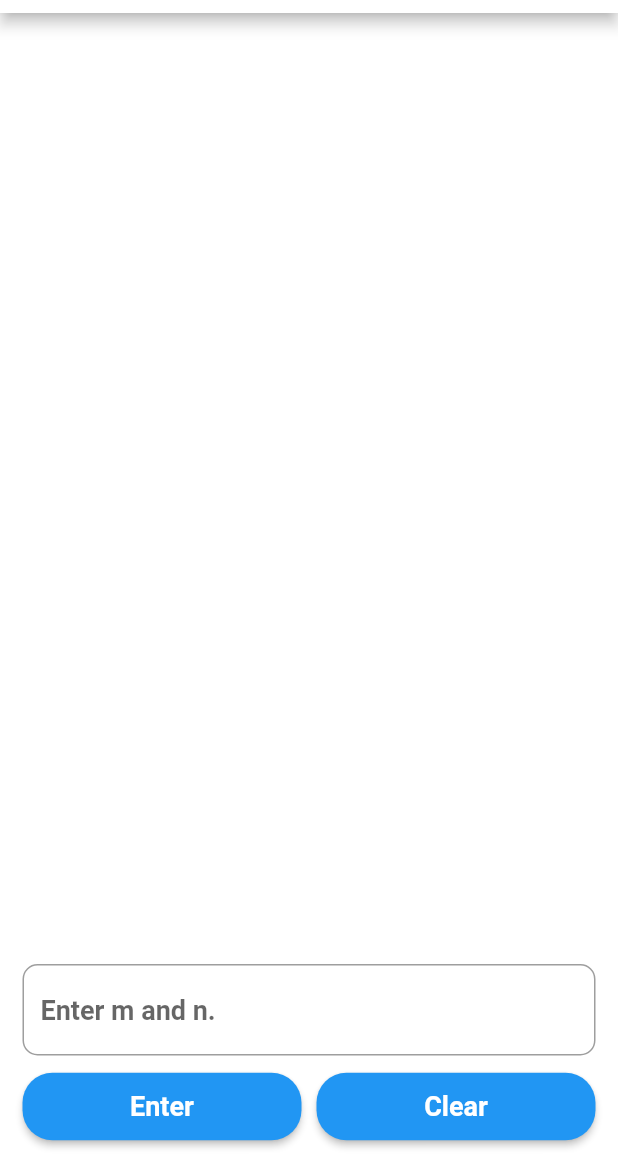
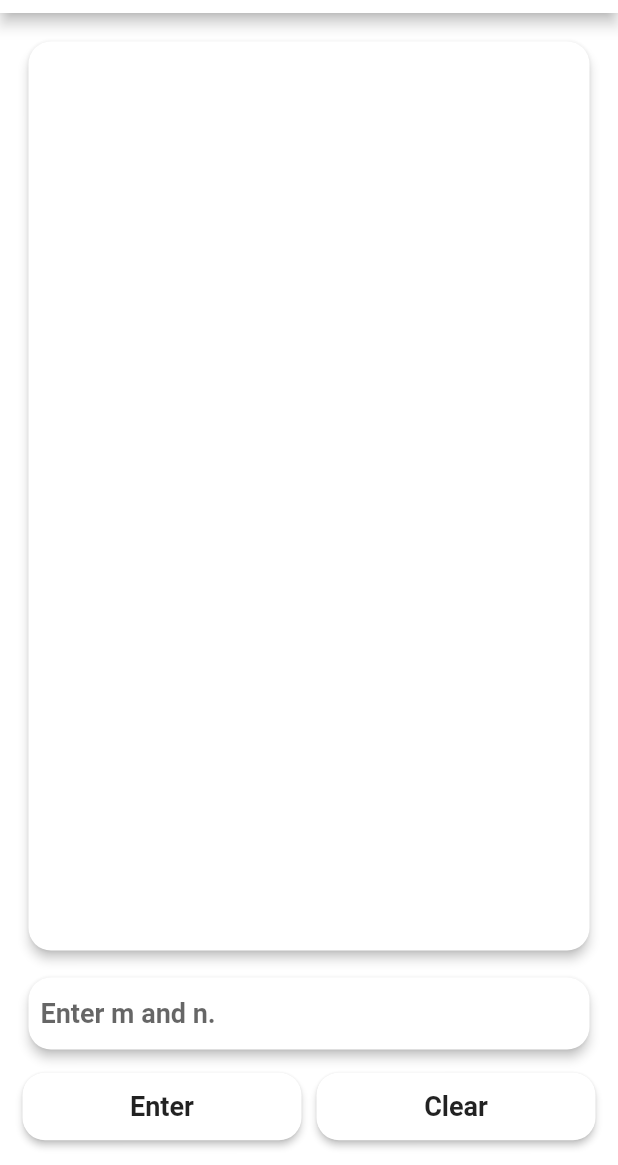
Before and after one commit to MakeshVineeth/ranked_positional_weight_method, a Flutter app: the screen it shows after launch, on a phone screen of 412 x 824 dp, the part 71-1236 px from its top. Run offline on Flutter 3.47's test engine with Material 2 defaults, Android fonts, the phone set to English and light mode, and no system bars.

Commit message:
UI Improvements

```diff
--- a/lib/main.dart
+++ b/lib/main.dart
@@ -107,10 +107,15 @@ class _HomeState extends State<Home> {
           children: [
             Expanded(
               flex: 3,
+              child: Card(
+                shape: roundBorder,
+                elevation: 3,
+                child: Padding(
+                  padding: const EdgeInsets.all(10.0),
                   child: ListView.separated(
                     separatorBuilder: (context, index) => Divider(
                       height: 30,
-                  thickness: 2,
+                      thickness: 1.5,
                     ),
                     physics: BouncingScrollPhysics(
                         parent: AlwaysScrollableScrollPhysics()),
@@ -121,80 +126,51 @@ class _HomeState extends State<Home> {
                         style: TextStyle(
                           backgroundColor: Colors.transparent,
                           fontWeight: FontWeight.w600,
-                      fontSize: 20,
-                      letterSpacing: 1.5,
+                          fontSize: 18,
+                          letterSpacing: 1,
                         ),
                       );
                     },
                   ),
                 ),
-            TextField(
+              ),
+            ),
+            SizedBox(
+              height: 10,
+            ),
+            Card(
+              shape: roundBorder,
+              elevation: 3,
+              child: Padding(
+                padding: const EdgeInsets.symmetric(horizontal: 8.0),
+                child: TextField(
                   style: TextStyle(
                     fontWeight: FontWeight.w600,
                     fontSize: 18,
                     backgroundColor: Colors.transparent,
                   ),
-              keyboardType: TextInputType.number,
                   controller: myController,
                   enabled: isEditable,
                   decoration: InputDecoration(
-                  border: new OutlineInputBorder(
-                    borderRadius: const BorderRadius.all(
-                      const Radius.circular(10.0),
-                    ),
-                  ),
+                      border: InputBorder.none,
                       hintText: placeHolder,
                       hintStyle: TextStyle(
                         fontSize: 18,
                         fontWeight: FontWeight.w600,
                       )),
                 ),
+              ),
+            ),
             SizedBox(
               height: 10,
             ),
             Row(
               children: [
-                Expanded(
-                  child: MaterialButton(
-                    shape: RoundedRectangleBorder(
-                        borderRadius: BorderRadius.circular(20)),
-                    child: Padding(
-                      padding: const EdgeInsets.all(12.0),
-                      child: Text(
-                        'Enter',
-                        style: TextStyle(
-                          color: Colors.white,
-                          fontWeight: FontWeight.w600,
-                          fontSize: 18,
-                        ),
-                      ),
-                    ),
-                    onPressed: () => nowCode(),
-                    color: Colors.blue,
-                  ),
-                ),
+                btnPaste('Enter', nowCode),
                 SizedBox(
                   width: 10,
                 ),
-                Expanded(
-                  child: MaterialButton(
-                    shape: RoundedRectangleBorder(
-                        borderRadius: BorderRadius.circular(20)),
-                    child: Padding(
-                      padding: const EdgeInsets.all(12.0),
-                      child: Text(
-                        'Clear',
-                        style: TextStyle(
-                          color: Colors.white,
-                          fontWeight: FontWeight.w600,
-                          fontSize: 18,
-                        ),
-                      ),
-                    ),
-                    onPressed: () => clearAll(),
-                    color: Colors.blue,
-                  ),
-                ),
+                btnPaste('Clear', clearAll)
               ],
             ),
           ],
@@ -203,8 +179,32 @@ class _HomeState extends State<Home> {
     );
   }
 
+  final roundBorder =
+      RoundedRectangleBorder(borderRadius: BorderRadius.circular(15));
+
+  Widget btnPaste(String text, Function function) {
+    return Expanded(
+      child: RaisedButton(
+        shape: roundBorder,
+        child: Padding(
+          padding: const EdgeInsets.all(12.0),
+          child: Text(
+            text,
+            style: TextStyle(
+              fontWeight: FontWeight.w600,
+              fontSize: 18,
+            ),
+          ),
+        ),
+        onPressed: () => function(),
+        color: Colors.white,
+      ),
+    );
+  }
+
   int m = 0;
   int n = 0;
+  double finalNodeTek = 0;
   List<List<String>> allValues = [];
 
   static const separate = ' ';
@@ -231,6 +231,10 @@ class _HomeState extends State<Home> {
 
         if (allValues.length == m) {
           pushOutput('Entered: $values');
+
+          changePlaceHolder('Enter final Node Tek');
+          finalNodeTek = double.tryParse(myController.text);
+
           pushOutput('Given Data: $allValues');
           changePlaceHolder('Processing...');
           disableField();
@@ -300,6 +304,7 @@ class _HomeState extends State<Home> {
       // end for each final node.
     });
 
-    pushOutput('Array Chains: $arrayChains');
+    pushOutput('Arrow Chains: $arrayChains');
+    changePlaceHolder('Finished!');
   }
 }
```
Also changed, not shown: 1 other file. Lines whose indentation alone changed are shown as unchanged.
